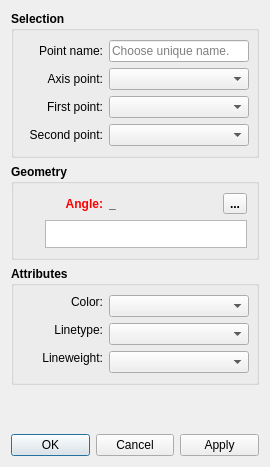
Above: src/libs/vtools/dialogs/tools/dialoglineintersectaxis.ui from FashionFreedom/Seamly2D before the change. Below: the same form after it.
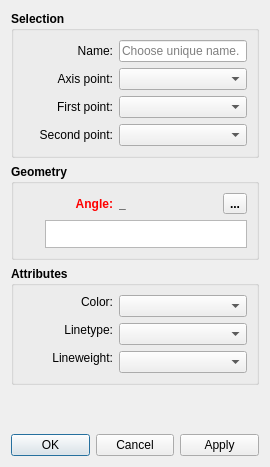
That is the form after the change. Icons and pictures are not drawn. Custom widgets are drawn as their Qt base class.

What changed in the file:
```diff
--- a/src/libs/vtools/dialogs/tools/dialoglineintersectaxis.ui
+++ b/src/libs/vtools/dialogs/tools/dialoglineintersectaxis.ui
@@ -35,7 +35,6 @@
      <property name="font">
       <font>
        <pointsize>9</pointsize>
-       <weight>75</weight>
        <bold>true</bold>
       </font>
      </property>
@@ -44,8 +43,11 @@
      </property>
      <layout class="QVBoxLayout" name="verticalLayout">
       <item>
-       <layout class="QHBoxLayout" name="horizontalLayout">
-        <item>
+       <layout class="QFormLayout" name="formLayout">
+        <property name="labelAlignment">
+         <set>Qt::AlignRight|Qt::AlignTrailing|Qt::AlignVCenter</set>
+        </property>
+        <item row="0" column="0">
          <widget class="QLabel" name="labelEditNamePoint">
           <property name="sizePolicy">
            <sizepolicy hsizetype="Preferred" vsizetype="Preferred">
@@ -55,26 +57,25 @@
           </property>
           <property name="minimumSize">
            <size>
-            <width>80</width>
+            <width>90</width>
             <height>0</height>
            </size>
           </property>
           <property name="font">
            <font>
             <pointsize>9</pointsize>
-            <weight>50</weight>
             <bold>false</bold>
            </font>
           </property>
           <property name="text">
-           <string>Point name:</string>
+           <string>Name:</string>
           </property>
           <property name="alignment">
            <set>Qt::AlignRight|Qt::AlignTrailing|Qt::AlignVCenter</set>
           </property>
          </widget>
         </item>
-        <item>
+        <item row="0" column="1">
          <widget class="QLineEdit" name="lineEditNamePoint">
           <property name="sizePolicy">
            <sizepolicy hsizetype="Expanding" vsizetype="Fixed">
@@ -84,14 +85,13 @@
           </property>
           <property name="minimumSize">
            <size>
-            <width>140</width>
+            <width>80</width>
             <height>0</height>
            </size>
           </property>
           <property name="font">
            <font>
             <pointsize>9</pointsize>
-            <weight>50</weight>
             <bold>false</bold>
            </font>
           </property>
@@ -103,11 +103,7 @@
           </property>
          </widget>
         </item>
-       </layout>
-      </item>
-      <item>
-       <layout class="QHBoxLayout" name="horizontalLayout_2">
-        <item>
+        <item row="1" column="0">
          <widget class="QLabel" name="labelAxisPoint">
           <property name="sizePolicy">
            <sizepolicy hsizetype="Preferred" vsizetype="Preferred">
@@ -117,14 +113,13 @@
           </property>
           <property name="minimumSize">
            <size>
-            <width>80</width>
+            <width>90</width>
             <height>0</height>
            </size>
           </property>
           <property name="font">
            <font>
             <pointsize>9</pointsize>
-            <weight>50</weight>
             <bold>false</bold>
            </font>
           </property>
@@ -136,7 +131,7 @@
           </property>
          </widget>
         </item>
-        <item>
+        <item row="1" column="1">
          <widget class="QComboBox" name="comboBoxAxisPoint">
           <property name="sizePolicy">
            <sizepolicy hsizetype="Expanding" vsizetype="Fixed">
@@ -146,14 +141,13 @@
           </property>
           <property name="minimumSize">
            <size>
-            <width>140</width>
+            <width>80</width>
             <height>0</height>
            </size>
           </property>
           <property name="font">
            <font>
             <pointsize>9</pointsize>
-            <weight>50</weight>
             <bold>false</bold>
            </font>
           </property>
@@ -162,11 +156,7 @@
           </property>
          </widget>
         </item>
-       </layout>
-      </item>
-      <item>
-       <layout class="QHBoxLayout" name="horizontalLayout_3">
-        <item>
+        <item row="2" column="0">
          <widget class="QLabel" name="labelFirstLinePoint">
           <property name="sizePolicy">
            <sizepolicy hsizetype="Preferred" vsizetype="Preferred">
@@ -176,14 +166,13 @@
           </property>
           <property name="minimumSize">
            <size>
-            <width>80</width>
+            <width>90</width>
             <height>0</height>
            </size>
           </property>
           <property name="font">
            <font>
             <pointsize>9</pointsize>
-            <weight>50</weight>
             <bold>false</bold>
            </font>
           </property>
@@ -195,7 +184,7 @@
           </property>
          </widget>
         </item>
-        <item>
+        <item row="2" column="1">
          <widget class="QComboBox" name="comboBoxFirstLinePoint">
           <property name="sizePolicy">
            <sizepolicy hsizetype="Expanding" vsizetype="Fixed">
@@ -205,14 +194,13 @@
           </property>
           <property name="minimumSize">
            <size>
-            <width>140</width>
+            <width>80</width>
             <height>0</height>
            </size>
           </property>
           <property name="font">
            <font>
             <pointsize>9</pointsize>
-            <weight>50</weight>
             <bold>false</bold>
            </font>
           </property>
@@ -221,11 +209,7 @@
           </property>
          </widget>
         </item>
-       </layout>
-      </item>
-      <item>
-       <layout class="QHBoxLayout" name="horizontalLayout_4">
-        <item>
+        <item row="3" column="0">
          <widget class="QLabel" name="labelSecondLinePoint">
           <property name="sizePolicy">
            <sizepolicy hsizetype="Preferred" vsizetype="Preferred">
@@ -235,14 +219,13 @@
           </property>
           <property name="minimumSize">
            <size>
-            <width>80</width>
+            <width>90</width>
             <height>0</height>
            </size>
           </property>
           <property name="font">
            <font>
             <pointsize>9</pointsize>
-            <weight>50</weight>
             <bold>false</bold>
            </font>
           </property>
@@ -254,7 +237,7 @@
           </property>
          </widget>
         </item>
-        <item>
+        <item row="3" column="1">
          <widget class="QComboBox" name="comboBoxSecondLinePoint">
           <property name="sizePolicy">
            <sizepolicy hsizetype="Expanding" vsizetype="Fixed">
@@ -264,14 +247,13 @@
           </property>
           <property name="minimumSize">
            <size>
-            <width>140</width>
+            <width>80</width>
             <height>0</height>
            </size>
           </property>
           <property name="font">
            <font>
             <pointsize>9</pointsize>
-            <weight>50</weight>
             <bold>false</bold>
            </font>
           </property>
@@ -296,7 +278,6 @@
      <property name="font">
       <font>
        <pointsize>9</pointsize>
-       <weight>75</weight>
        <bold>true</bold>
       </font>
      </property>
@@ -316,7 +297,7 @@
           </property>
           <property name="minimumSize">
            <size>
-            <width>80</width>
+            <width>90</width>
             <height>0</height>
            </size>
           </property>
@@ -375,7 +356,7 @@
           </property>
           <property name="minimumSize">
            <size>
-            <width>87</width>
+            <width>40</width>
             <height>0</height>
            </size>
           </property>
@@ -501,7 +482,6 @@
      <property name="font">
       <font>
        <pointsize>9</pointsize>
-       <weight>75</weight>
        <bold>true</bold>
       </font>
      </property>
@@ -521,7 +501,7 @@
           </property>
           <property name="minimumSize">
            <size>
-            <width>80</width>
+            <width>90</width>
             <height>0</height>
            </size>
           </property>
@@ -534,7 +514,6 @@
           <property name="font">
            <font>
             <pointsize>9</pointsize>
-            <weight>50</weight>
             <bold>false</bold>
            </font>
           </property>
@@ -556,7 +535,7 @@
           </property>
           <property name="minimumSize">
            <size>
-            <width>140</width>
+            <width>80</width>
             <height>0</height>
            </size>
           </property>
@@ -569,7 +548,6 @@
           <property name="font">
            <font>
             <pointsize>9</pointsize>
-            <weight>50</weight>
             <bold>false</bold>
            </font>
           </property>
@@ -585,7 +563,7 @@
           </property>
           <property name="minimumSize">
            <size>
-            <width>80</width>
+            <width>90</width>
             <height>0</height>
            </size>
           </property>
@@ -598,7 +576,6 @@
           <property name="font">
            <font>
             <pointsize>9</pointsize>
-            <weight>50</weight>
             <bold>false</bold>
            </font>
           </property>
@@ -620,14 +597,13 @@
           </property>
           <property name="minimumSize">
            <size>
-            <width>140</width>
+            <width>80</width>
             <height>0</height>
            </size>
           </property>
           <property name="font">
            <font>
             <pointsize>9</pointsize>
-            <weight>50</weight>
             <bold>false</bold>
            </font>
           </property>
@@ -643,7 +619,7 @@
           </property>
           <property name="minimumSize">
            <size>
-            <width>80</width>
+            <width>90</width>
             <height>0</height>
            </size>
           </property>
@@ -656,7 +632,6 @@
           <property name="font">
            <font>
             <pointsize>9</pointsize>
-            <weight>50</weight>
             <bold>false</bold>
            </font>
           </property>
@@ -678,14 +653,13 @@
           </property>
           <property name="minimumSize">
            <size>
-            <width>140</width>
+            <width>80</width>
             <height>0</height>
            </size>
           </property>
           <property name="font">
            <font>
             <pointsize>9</pointsize>
-            <weight>50</weight>
             <bold>false</bold>
            </font>
           </property>
```
Left out of the diff: 2 changed lines with no effect on the pictures.
